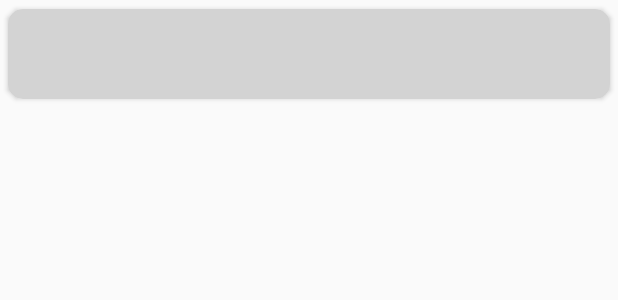
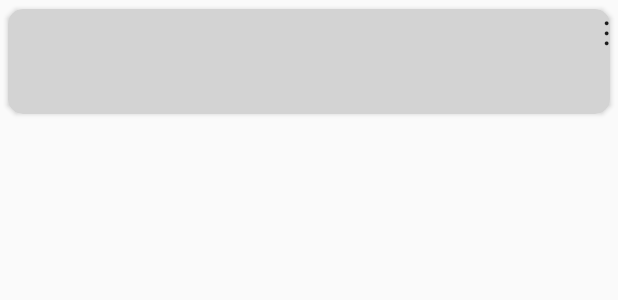
Before and after one commit to CamelliaDev/ContactWeather, an Android app: the layout contact_list_row.xml on its own in the app's theme, with its tools: preview values and no code run, on a phone screen of 412 x 824 dp. Shown: the top 300 px of the screen. Run offline under Robolectric (Android 15) with nearby library versions, the phone set to English and light mode, and no system bars.

Commit message:
add vertical_ellipsis

```diff
--- a/app/src/main/res/layout/contact_list_row.xml
+++ b/app/src/main/res/layout/contact_list_row.xml
@@ -1,12 +1,16 @@
 <?xml version="1.0" encoding="utf-8"?>
-<android.support.v7.widget.CardView
+<LinearLayout xmlns:android="http://schemas.android.com/apk/res/android"
+    android:layout_width="match_parent"
+    android:layout_height="match_parent"
+    android:orientation="vertical">
+
+    <android.support.v7.widget.CardView xmlns:android="http://schemas.android.com/apk/res/android"
+        xmlns:app="http://schemas.android.com/apk/res-auto"
+        android:layout_width="match_parent"
         android:layout_height="wrap_content"
-    android:layout_width="match_parent"
+        app:cardBackgroundColor="#D3D3D3"
         app:cardCornerRadius="10dp"
-    app:cardBackgroundColor="#D3D3D3"
-    app:cardUseCompatPadding="true"
-    xmlns:app="http://schemas.android.com/apk/res-auto"
-    xmlns:android="http://schemas.android.com/apk/res/android">
+        app:cardUseCompatPadding="true">
 
         <RelativeLayout xmlns:android="http://schemas.android.com/apk/res/android"
             android:layout_width="match_parent"
@@ -30,8 +34,9 @@
                 android:layout_toEndOf="@id/avatar"
                 android:layout_toRightOf="@id/avatar"
                 android:gravity="center"
-            android:textSize="18sp"
-            android:textStyle="bold" />
+                android:textColor="@color/colorPrimary"
+                android:textStyle="bold"
+                android:textAppearance="@style/TextAppearance.AppCompat.Large"/>
 
             <TextView
                 android:id="@+id/phoneNumber"
@@ -41,7 +46,19 @@
                 android:layout_marginBottom="8dp"
                 android:layout_toEndOf="@id/avatar"
                 android:layout_toRightOf="@id/avatar"
-            android:textSize="14sp" />
+                android:textAppearance="@style/TextAppearance.AppCompat.Medium"/>
+
+            <TextView
+                android:layout_width="wrap_content"
+                android:layout_height="wrap_content"
+                android:id="@+id/txtOptionDigit"
+                android:textAppearance="@style/TextAppearance.AppCompat.Large"
+                android:layout_alignParentTop="true"
+                android:layout_alignParentRight="true"
+                android:layout_alignParentEnd="true"
+                android:text="@string/vertical_ellipsis"/>
+
 
         </RelativeLayout>
     </android.support.v7.widget.CardView>
+</LinearLayout>
--- a/app/src/main/res/values/strings.xml
+++ b/app/src/main/res/values/strings.xml
@@ -5,4 +5,5 @@
     <string name="menu_item">menu_item</string>
     <string name="location_menu">location_menu</string>
     <string name="title_activity_maps">Map</string>
+    <string name="vertical_ellipsis">&#8942;</string>
 </resources>
```
Lines whose indentation alone changed are shown as unchanged.
